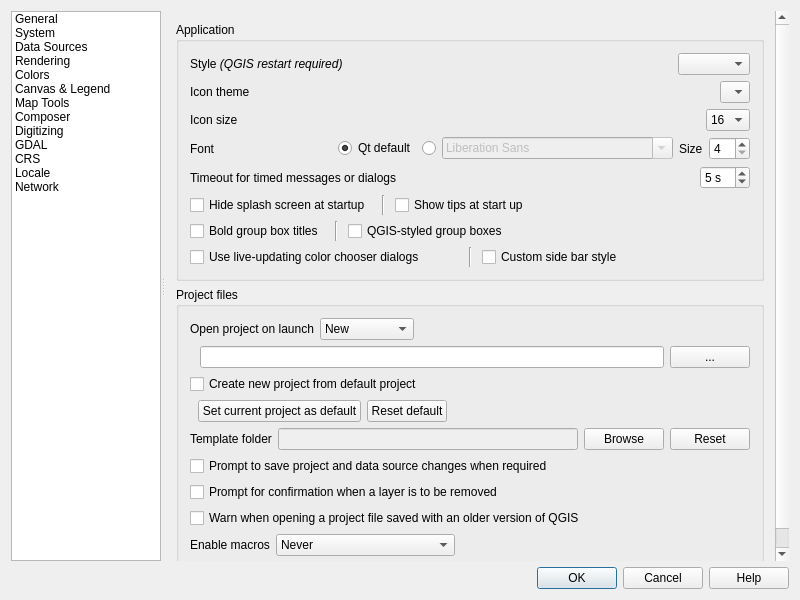
Before: the Qt Designer form src/ui/qgsoptionsbase.ui in carsmie/QGIS, drawn with Qt 5.
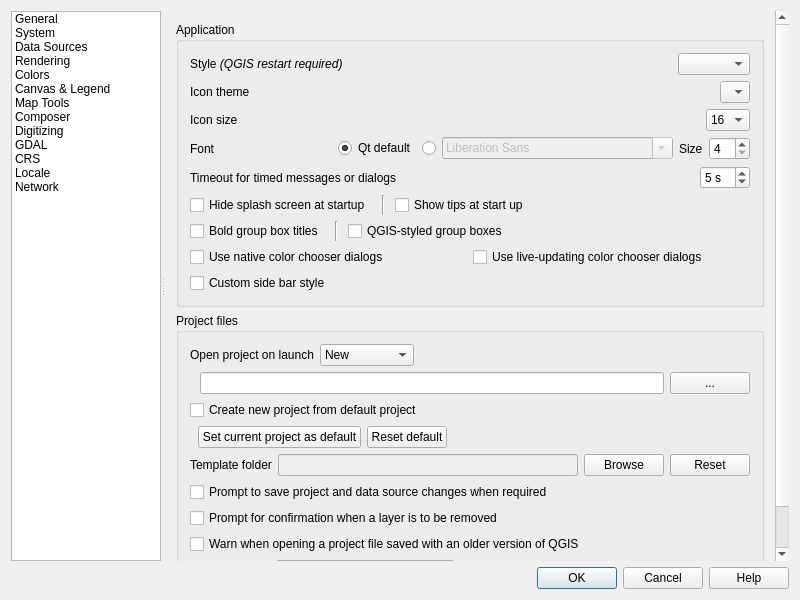
After: the same form once the commit is applied. Icons and pictures are not drawn. Custom widgets are drawn as their Qt base class.

```diff
--- a/src/ui/qgsoptionsbase.ui
+++ b/src/ui/qgsoptionsbase.ui
@@ -284,7 +284,7 @@
                 <x>0</x>
                 <y>0</y>
                 <width>610</width>
-                <height>640</height>
+                <height>670</height>
                </rect>
               </property>
               <layout class="QVBoxLayout" name="verticalLayout_28">
@@ -623,6 +623,13 @@
                   </item>
                   <item>
                    <layout class="QHBoxLayout" name="horizontalLayout_31">
+                    <item>
+                     <widget class="QCheckBox" name="mNativeColorDialogsChkBx">
+                      <property name="text">
+                       <string>Use native color chooser dialogs</string>
+                      </property>
+                     </widget>
+                    </item>
                     <item>
                      <widget class="QCheckBox" name="mLiveColorDialogsChkBx">
                       <property name="text">
@@ -630,19 +637,10 @@
                       </property>
                      </widget>
                     </item>
-                    <item>
-                     <widget class="Line" name="line_5">
-                      <property name="minimumSize">
-                       <size>
-                        <width>12</width>
-                        <height>0</height>
-                       </size>
-                      </property>
-                      <property name="orientation">
-                       <enum>Qt::Vertical</enum>
-                      </property>
-                     </widget>
-                    </item>
+                   </layout>
+                  </item>
+                  <item>
+                   <layout class="QHBoxLayout" name="horizontalLayout_32">
                     <item>
                      <widget class="QCheckBox" name="mCustomSideBarSide">
                       <property name="text">
```
Left out of the diff: 5 changed lines with no effect on the pictures.
